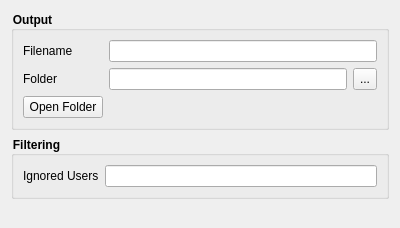
Above: components/chat_store.ui from edoren/EdoBot before the change. Below: the same form after it.
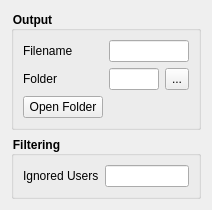
That is the form after the change.

Commit message: Layout improvements to chat_store and scene_changer

Diff of the .ui file:
```diff
--- a/components/chat_store.ui
+++ b/components/chat_store.ui
@@ -6,8 +6,8 @@
    <rect>
     <x>0</x>
     <y>0</y>
-    <width>400</width>
-    <height>228</height>
+    <width>212</width>
+    <height>195</height>
    </rect>
   </property>
   <property name="windowTitle">
@@ -15,6 +15,8 @@
   </property>
   <layout class="QVBoxLayout" name="verticalLayout">
    <item>
+    <layout class="QVBoxLayout" name="verticalLayout_2">
+     <item>
     <widget class="QGroupBox" name="groupBox">
      <property name="styleSheet">
       <string notr="true">QGroupBox { font-weight: bold; }</string>
@@ -106,6 +108,8 @@
      </layout>
     </widget>
    </item>
+    </layout>
+   </item>
    <item>
     <spacer name="verticalSpacer">
      <property name="orientation">
@@ -114,7 +118,7 @@
      <property name="sizeHint" stdset="0">
       <size>
        <width>20</width>
-       <height>40</height>
+       <height>0</height>
       </size>
      </property>
     </spacer>
```
Lines whose indentation alone changed are shown as unchanged. The commit also changes 1 other file.
